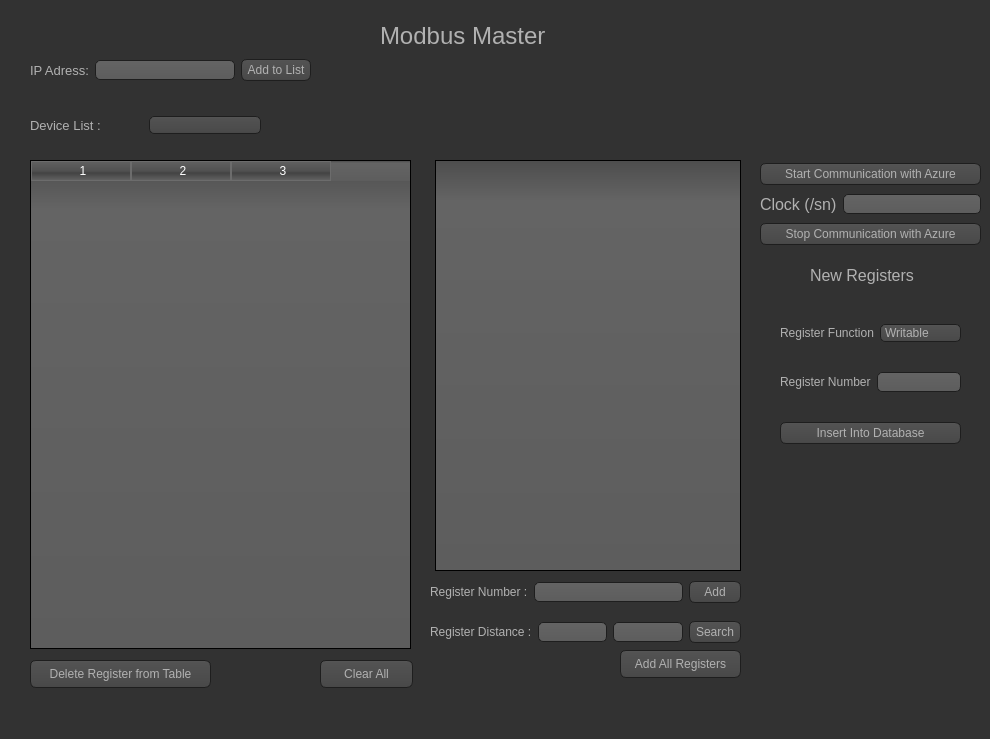
Before: the Qt Designer form new.ui in erhan-namli/modbus-master-service-azure, drawn with Qt 5.
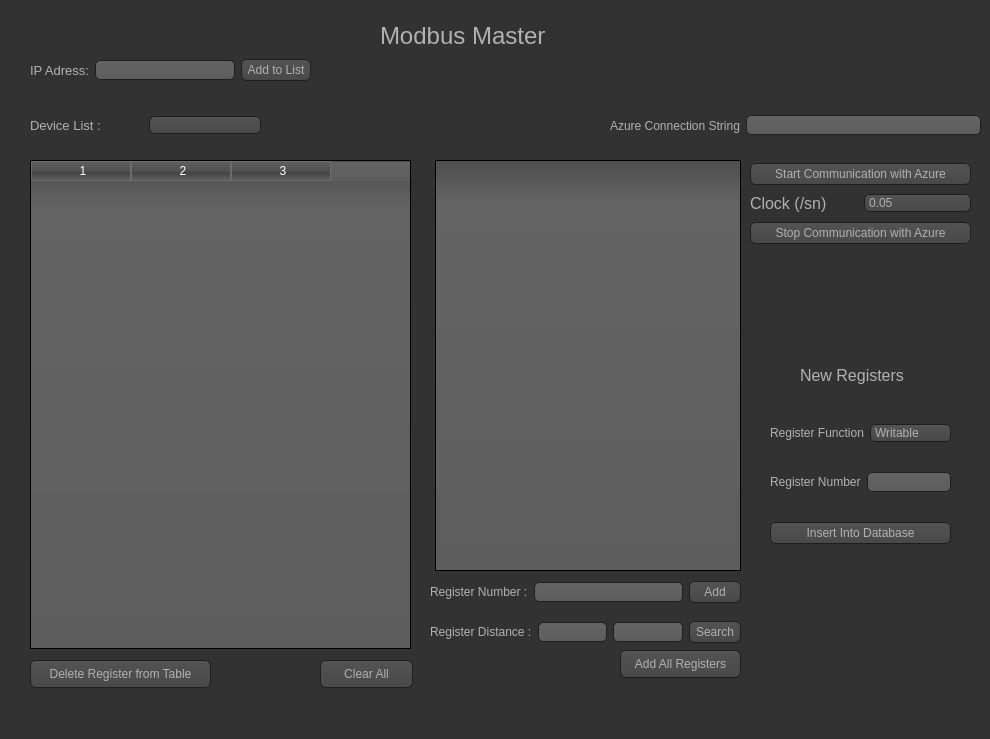
After: the same form once the commit is applied. Icons and pictures are not drawn.

Diff of the .ui file:
```diff
--- a/new.ui
+++ b/new.ui
@@ -590,7 +590,7 @@
    <widget class="QWidget" name="verticalLayoutWidget">
     <property name="geometry">
      <rect>
-      <x>760</x>
+      <x>750</x>
       <y>160</y>
       <width>221</width>
       <height>88</height>
@@ -623,7 +623,28 @@
         </widget>
        </item>
        <item>
-        <widget class="QLineEdit" name="btn_Clock"/>
+        <widget class="QComboBox" name="cmb_Clock">
+         <item>
+          <property name="text">
+           <string>0.05</string>
+          </property>
+         </item>
+         <item>
+          <property name="text">
+           <string>0.1</string>
+          </property>
+         </item>
+         <item>
+          <property name="text">
+           <string>0.2</string>
+          </property>
+         </item>
+         <item>
+          <property name="text">
+           <string>1.0</string>
+          </property>
+         </item>
+        </widget>
        </item>
       </layout>
      </item>
@@ -639,8 +660,8 @@
    <widget class="QWidget" name="verticalLayoutWidget_2">
     <property name="geometry">
      <rect>
-      <x>780</x>
-      <y>300</y>
+      <x>770</x>
+      <y>400</y>
       <width>181</width>
       <height>171</height>
      </rect>
@@ -697,8 +718,8 @@
    <widget class="QLabel" name="label_5">
     <property name="geometry">
      <rect>
-      <x>810</x>
-      <y>260</y>
+      <x>800</x>
+      <y>360</y>
       <width>131</width>
       <height>31</height>
      </rect>
@@ -882,6 +903,28 @@
      </item>
     </layout>
    </widget>
+   <widget class="QWidget" name="horizontalLayoutWidget_3">
+    <property name="geometry">
+     <rect>
+      <x>610</x>
+      <y>110</y>
+      <width>371</width>
+      <height>31</height>
+     </rect>
+    </property>
+    <layout class="QHBoxLayout" name="horizontalLayout_6">
+     <item>
+      <widget class="QLabel" name="label_7">
+       <property name="text">
+        <string>Azure Connection String</string>
+       </property>
+      </widget>
+     </item>
+     <item>
+      <widget class="QLineEdit" name="lneAzureS"/>
+     </item>
+    </layout>
+   </widget>
   </widget>
   <widget class="QMenuBar" name="menubar">
    <property name="geometry">
```
